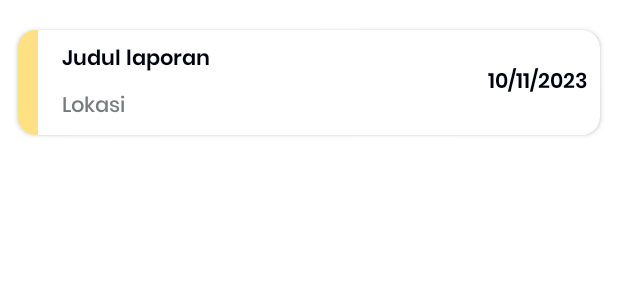
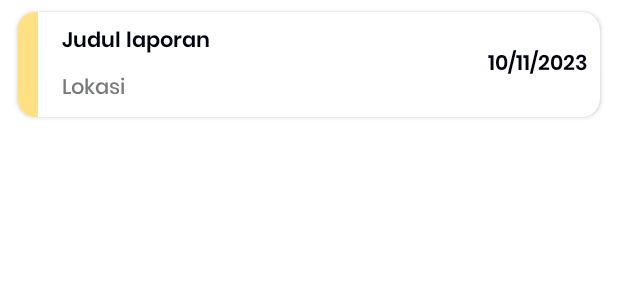
Before and after one commit to rivanap23/RIRI-CH2-PS323, an Android app: the layout layout_history_item.xml on its own in the app's theme, with its tools: preview values and no code run, on a phone screen of 412 x 824 dp. Shown: the top 300 px of the screen. Run offline under Robolectric (Android 15) with nearby library versions, the phone set to English and light mode, and no system bars; network calls fail.

Commit message:
changing base url to the fix base url on user api, adding base ml url to the build gradle and fixing layout error on history

```diff
--- a/app/build.gradle.kts
+++ b/app/build.gradle.kts
@@ -19,7 +19,8 @@ android {
         versionName = "1.0"
 
         testInstrumentationRunner = "androidx.test.runner.AndroidJUnitRunner"
-        buildConfigField("String", "BASE_URL", "\"https://riri-api-testing.et.r.appspot.com/\"")
+        buildConfigField("String", "BASE_URL", "\"https://riri-api-jvqovk35xq-uc.a.run.app/\"")
+        buildConfigField("String", "ML_URL", "\"https://riri-ml-fake-detection-jvqovk35xq-et.a.run.app/\"")
     }
 
     buildTypes {
--- a/app/src/main/java/com/riridev/ririapp/data/remote/retrofit/apiml/ApiMlConfig.kt
+++ b/app/src/main/java/com/riridev/ririapp/data/remote/retrofit/apiml/ApiMlConfig.kt
@@ -8,6 +8,7 @@ import retrofit2.converter.gson.GsonConverterFactory
 
 class ApiMlConfig {
     companion object {
+        private const val ML_URL = BuildConfig.ML_URL
         fun getApiMlService(): ApiMlService {
             val loggingInterceptor =
                 if (BuildConfig.DEBUG) {
@@ -19,7 +20,7 @@ class ApiMlConfig {
                 .addInterceptor(loggingInterceptor)
                 .build()
             val retrofit = Retrofit.Builder()
-                .baseUrl("https://riri-ml-fake-detection-jvqovk35xq-et.a.run.app/")
+                .baseUrl(ML_URL)
                 .addConverterFactory(GsonConverterFactory.create())
                 .client(client)
                 .build()
--- a/app/src/main/java/com/riridev/ririapp/ui/editprofile/EditProfileActivity.kt
+++ b/app/src/main/java/com/riridev/ririapp/ui/editprofile/EditProfileActivity.kt
@@ -30,12 +30,12 @@ class EditProfileActivity : AppCompatActivity() {
         val dateOfBirth = intent.getStringExtra(DATE).toString()
 
         binding.etUsernameEdit.setText(username)
-        binding.etBirthPlace.setText(dateOfBirth)
+        binding.etBirthDateEdit.setText(dateOfBirth)
         binding.etEmailEdit.setText(email)
         binding.etBirthPlace.setText(placeOfBirth)
         binding.etUsernameEdit.isEnabled = false
         binding.etBirthPlace.isEnabled = false
-        binding.etBirthPlace.isEnabled = false
+        binding.etBirthDateEdit.isEnabled = false
 
         binding.btnRegister.setOnClickListener {
             val newEmail = binding.etEmailEdit.text.toString()
--- a/app/src/main/res/layout/layout_history_item.xml
+++ b/app/src/main/res/layout/layout_history_item.xml
@@ -5,7 +5,8 @@
     android:layout_height="wrap_content"
     android:minHeight="70dp"
     android:layout_marginHorizontal="12dp"
-    android:layout_marginTop="20dp"
+    android:layout_marginTop="8dp"
+    android:layout_marginBottom="8dp"
     app:cardBackgroundColor="@color/white"
     app:cardElevation="2dp"
     app:strokeWidth="0dp">
```
